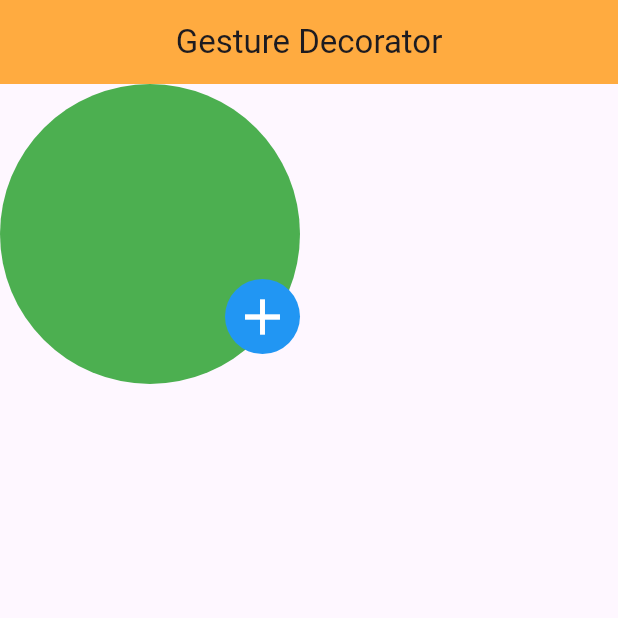
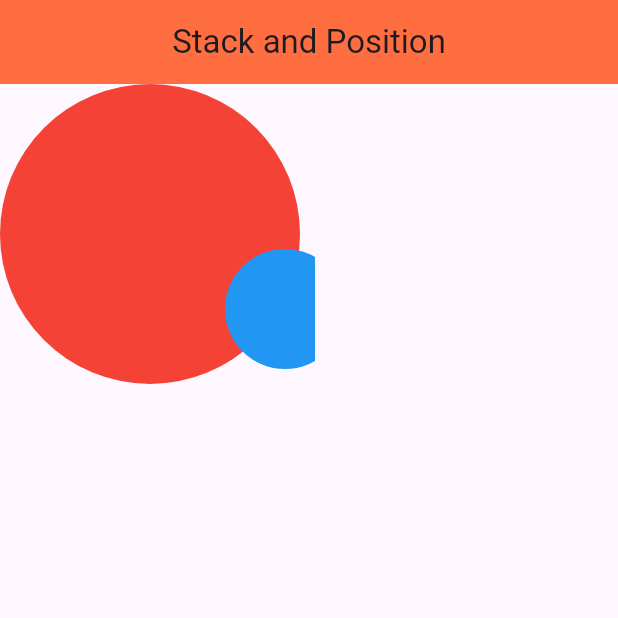
Before and after one commit to Kelaskaraditya1/Flutter, a Flutter app: the screen it shows after launch, on a phone screen of 412 x 824 dp, the top half of it. Run offline on Flutter 3.47's test engine with Material 3 defaults, Android fonts, the phone set to English and light mode, and no system bars; missing offline and left inert: dart:ffi.

Commit message:
Widgets Completed

```diff
--- a/lib/frontend/widgets/main.dart
+++ b/lib/frontend/widgets/main.dart
@@ -290,6 +290,7 @@ class _FloatActionButtonWidgetState extends State<FloatActionButtonWidget> {
         },
         backgroundColor: Colors.greenAccent,
         child: Icon(Icons.add, size: 30, color: Colors.black),
+        shape: RoundedRectangleBorder(borderRadius: BorderRadius.circular(0)),
       ),
     );
   }
@@ -621,6 +622,57 @@ class GestureDetectorWidget extends StatelessWidget {
   }
 }
 
+// <---------------------------------------------------------------Stack And Positioned Widget----------------------------------------------------------------------------->
+/* 1) Stack: Used to stack Widgets over one another
+*  2) Positioned: works like a offset, the default position of any widget is (0,0) top left corner
+*                 if we put right:0 than it will move towards right, if bottom=0 than it will move towards bottom
+*                 Now we can also give +ve and -ve values to this, if +ve value than it will move in the preferred direction, and if -ve value than it will move in opposite direction.
+* */
+
+class StackAndPosition extends StatelessWidget {
+  const StackAndPosition({super.key});
+
+  @override
+  Widget build(BuildContext context) {
+    return Scaffold(
+      appBar: AppBar(
+        title: Text("Stack and Position"),
+        backgroundColor: Colors.deepOrangeAccent,
+        centerTitle: true,
+      ),
+      body: Container(
+        height: 210,
+        width: 210,
+        child: Stack(
+          children: [
+            Container(
+              height: 200,
+              width: 200,
+              decoration: BoxDecoration(
+                color: Colors.red,
+                shape: BoxShape.circle,
+              ),
+            ),
+            material.Positioned(
+              right: -20,
+              bottom: 10,
+              child: Container(
+                height: 80,
+                width: 80,
+                margin: EdgeInsets.only(bottom: 10, left: 50),
+                decoration: BoxDecoration(
+                  color: Colors.blue,
+                  shape: BoxShape.circle,
+                ),
+              ),
+            ),
+          ],
+        ),
+      ),
+    );
+  }
+}
+
 // <---------------------------------------------------------------My-App Widget----------------------------------------------------------------------------->
 
 class MyApp extends StatelessWidget {
@@ -630,7 +682,7 @@ class MyApp extends StatelessWidget {
   Widget build(BuildContext context) {
     return MaterialApp(
       debugShowCheckedModeBanner: false,
-      home: Scaffold(body: GestureDetectorWidget()),
+      home: Scaffold(body: StackAndPosition()),
     );
   }
 }
```
